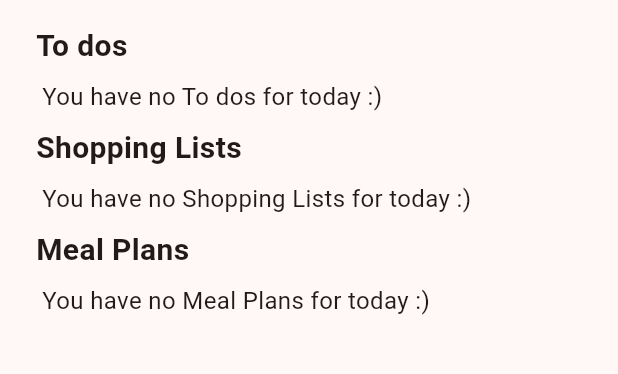
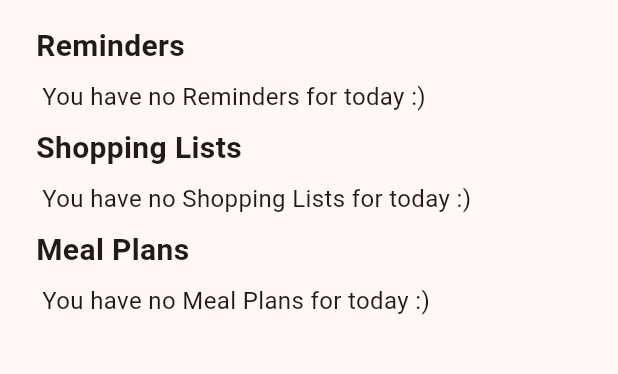
Before and after one commit to busra-ashak/COMP491-kolay-app, a Flutter app: the screen it shows after launch, on a phone screen of 412 x 824 dp, the part 84-458 px from its top. Run offline on Flutter 3.47's test engine with Material 3 defaults, Android fonts, the phone set to English and light mode, and no system bars; our stand-ins replace cloud_firestore, firebase_core, firebase_messaging, percent_indicator; accounts and stored records are empty.

Commit message:
fix home screen Today's Plan flow

```diff
--- a/kolay_app/lib/screens/home.dart
+++ b/kolay_app/lib/screens/home.dart
@@ -2,7 +2,6 @@ import 'package:flutter/material.dart';
 import 'package:kolay_app/providers/reminder_provider.dart';
 import 'package:kolay_app/providers/shopping_list_provider.dart';
 import 'package:kolay_app/providers/meal_plan_provider.dart';
-import 'package:kolay_app/providers/todo_provider.dart';
 import 'package:provider/provider.dart';
 import '../widgets/sideabar_menu.dart';
 
@@ -34,12 +33,12 @@ class _HomePageState extends State<HomePage> {
         title: const Text("Today's Plan", style: TextStyle(color: Color.fromARGB(255, 255, 255, 255)),
         ),
       ),
-      body: Consumer3<TodoList, ShoppingList, MealPlan>(
-          builder: (context, todosProvider, shoppingProvider, mealProvider, child) {
+      body: Consumer3<ReminderList, ShoppingList, MealPlan>(
+          builder: (context, reminderProvider, shoppingProvider, mealProvider, child) {
             return ListView(
               padding: const EdgeInsets.all(8),
               children: [
-                _buildListWithTitle('To dos', todosProvider.todoTasksHome),
+                _buildListWithTitle('Reminders', reminderProvider.reminderTasksHome),
                 _buildListWithTitle('Shopping Lists', shoppingProvider.shoppingListsHome),
                 _buildListWithTitle('Meal Plans', mealProvider.mealPlansHome),
               ],
```
